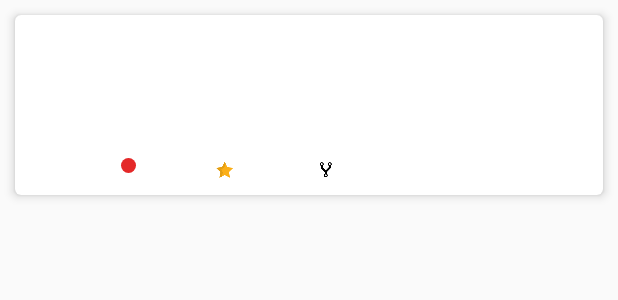
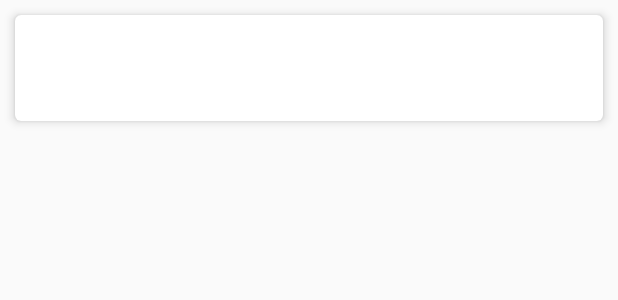
Before and after one commit to snehas13/TrendingGitRepo, an Android app: the layout layout_repo.xml on its own in the app's theme, with its tools: preview values and no code run, on a phone screen of 412 x 824 dp. Shown: the top 300 px of the screen. Run offline under Robolectric (Android 15) with nearby library versions, the phone set to English and light mode, and no system bars.

```diff
--- a/app/src/main/AndroidManifest.xml
+++ b/app/src/main/AndroidManifest.xml
@@ -11,7 +11,7 @@
         android:supportsRtl="true"
         android:theme="@style/AppTheme">
         <activity
-            android:name=".MainActivity"
+            android:name=".presentation.view.MainActivity"
             android:label="@string/app_name"
             android:theme="@style/AppTheme.NoActionBar">
             <intent-filter>
--- /dev/null
+++ b/app/src/main/java/com/learn/gitrepo/presentation/viewmodel/MainViewModel.kt
@@ -0,0 +1,4 @@
+package com.learn.gitrepo.presentation.viewmodel
+
+class MainViewModel {
+}
--- a/app/src/main/res/layout/layout_repo.xml
+++ b/app/src/main/res/layout/layout_repo.xml
@@ -3,8 +3,14 @@
     xmlns:android="http://schemas.android.com/apk/res/android"
     xmlns:app="http://schemas.android.com/apk/res-auto"
     xmlns:tools="http://schemas.android.com/tools"
-    tools:context="com.coderefer.newsboard.MainActivity"
+    tools:context="com.learn.gitrepo.presentation.view.MainActivity"
     >
+
+    <data>
+        <variable
+            name="repo"
+            type="com.learn.domain.GitRepo" />
+    </data>
 
     <androidx.cardview.widget.CardView
         android:layout_width="match_parent"
@@ -29,6 +35,7 @@
                 android:layout_height="50dp"
                 android:scaleType="centerCrop"
                 android:padding="5dp"
+                android:layout_marginStart="5dp"
                 app:layout_constraintLeft_toLeftOf="parent"
                 app:layout_constraintTop_toTopOf="parent"/>
 
@@ -36,8 +43,10 @@
                 android:id="@+id/author"
                 android:layout_width="wrap_content"
                 android:layout_height="wrap_content"
-                android:layout_marginLeft="15dp"
+                android:layout_marginStart="15dp"
                 android:padding="5dp"
+                android:text="@{repo.author}"
+                android:textSize="@dimen/normal_text"
                 app:layout_constraintLeft_toRightOf="@+id/image"
                 app:layout_constraintTop_toTopOf="@+id/image" />
 
@@ -45,8 +54,10 @@
                 android:id="@+id/name"
                 android:layout_width="wrap_content"
                 android:layout_height="wrap_content"
-                android:layout_marginLeft="15dp"
+                android:layout_marginStart="15dp"
                 android:padding="5dp"
+                android:text="@{repo.name}"
+                android:textSize="@dimen/big_text"
                 app:layout_constraintLeft_toRightOf="@+id/image"
                 app:layout_constraintTop_toBottomOf="@+id/author" />
 
@@ -54,8 +65,10 @@
                 android:id="@+id/description"
                 android:layout_width="wrap_content"
                 android:layout_height="wrap_content"
-                android:layout_marginLeft="15dp"
+                android:layout_marginStart="15dp"
                 android:padding="5dp"
+                android:text="@{repo.description.concat(@string/paranthesis_left).concat(repo.url).concat(@string/paranthesis_right)}"
+                android:textSize="@dimen/small_text"
                 app:layout_constraintLeft_toRightOf="@+id/image"
                 app:layout_constraintTop_toBottomOf="@+id/name" />
 
@@ -63,7 +76,7 @@
                 android:id="@+id/langImg"
                 android:layout_width="wrap_content"
                 android:layout_height="wrap_content"
-                android:layout_marginLeft="15dp"
+                android:layout_marginStart="15dp"
                 android:padding="5dp"
                 android:src="@drawable/circle_shape"
                 app:layout_constraintLeft_toRightOf="@+id/image"
@@ -73,8 +86,10 @@
                 android:id="@+id/language"
                 android:layout_width="wrap_content"
                 android:layout_height="wrap_content"
-                android:layout_marginLeft="10dp"
+                android:layout_marginStart="10dp"
                 android:padding="5dp"
+                android:text="@{repo.language}"
+                android:textSize="@dimen/small_text"
                 app:layout_constraintLeft_toRightOf="@+id/langImg"
                 app:layout_constraintTop_toBottomOf="@+id/description" />
 
@@ -82,7 +97,7 @@
                 android:id="@+id/starImg"
                 android:layout_width="wrap_content"
                 android:layout_height="wrap_content"
-                android:layout_marginLeft="20dp"
+                android:layout_marginStart="20dp"
                 android:padding="5dp"
                 android:src="@mipmap/star"
                 app:layout_constraintLeft_toRightOf="@+id/language"
@@ -92,8 +107,10 @@
                 android:id="@+id/star"
                 android:layout_width="wrap_content"
                 android:layout_height="wrap_content"
-                android:layout_marginLeft="10dp"
+                android:layout_marginStart="10dp"
                 android:padding="5dp"
+                android:text="@{Integer.toString(repo.stars)}"
+                android:textSize="@dimen/small_text"
                 app:layout_constraintLeft_toRightOf="@+id/starImg"
                 app:layout_constraintTop_toBottomOf="@+id/description" />
 
@@ -101,7 +118,7 @@
                 android:id="@+id/forkImg"
                 android:layout_width="wrap_content"
                 android:layout_height="wrap_content"
-                android:layout_marginLeft="20dp"
+                android:layout_marginStart="20dp"
                 android:padding="5dp"
                 android:src="@mipmap/fork"
                 app:layout_constraintLeft_toRightOf="@+id/star"
@@ -111,10 +128,19 @@
                 android:id="@+id/fork"
                 android:layout_width="wrap_content"
                 android:layout_height="wrap_content"
-                android:layout_marginLeft="10dp"
+                android:layout_marginStart="10dp"
                 android:padding="5dp"
+                android:text="@{Integer.toString(repo.forks)}"
+                android:textSize="@dimen/small_text"
                 app:layout_constraintLeft_toRightOf="@+id/forkImg"
                 app:layout_constraintTop_toBottomOf="@+id/description" />
+
+            <androidx.constraintlayout.widget.Group
+                android:id="@+id/group"
+                android:layout_width="wrap_content"
+                android:layout_height="wrap_content"
+                app:constraint_referenced_ids="description,langImg,language,starImg,star,forkImg,fork"
+                android:visibility="gone" />
 
 
         </androidx.constraintlayout.widget.ConstraintLayout>
--- a/app/src/main/res/menu/menu_main.xml
+++ b/app/src/main/res/menu/menu_main.xml
@@ -1,7 +1,7 @@
 <menu xmlns:android="http://schemas.android.com/apk/res/android"
     xmlns:app="http://schemas.android.com/apk/res-auto"
     xmlns:tools="http://schemas.android.com/tools"
-    tools:context="com.learn.gitrepo.MainActivity">
+    tools:context="com.learn.gitrepo.presentation.view.MainActivity">
     <item
         android:id="@+id/action_settings"
         android:orderInCategory="100"
--- a/app/src/main/res/values/dimens.xml
+++ b/app/src/main/res/values/dimens.xml
@@ -1,7 +1,7 @@
 <resources>
     <dimen name="fab_margin">16dp</dimen>
-    <dimen name="small_text">12dp</dimen>
-    <dimen name="normal_text">16dp</dimen>
-    <dimen name="big_text">20dp</dimen>
+    <dimen name="small_text">12sp</dimen>
+    <dimen name="normal_text">16sp</dimen>
+    <dimen name="big_text">20sp</dimen>
 
 </resources>
--- a/app/src/main/res/values/strings.xml
+++ b/app/src/main/res/values/strings.xml
@@ -4,4 +4,6 @@
     <string name="error_internet">Something went wrong...</string>
     <string name="error_desc">An alein is probably blocking your signal</string>
     <string name="retry">RETRY</string>
+    <string name="paranthesis_left">\u0028</string>
+    <string name="paranthesis_right">\u0029</string>
 </resources>
```
Also changed, not shown: app/build.gradle (+11 -9 lines), app/src/main/java/com/learn/gitrepo/presentation/adapters/RepoAdapter.kt (added, +46 -0 lines), app/src/main/java/com/learn/gitrepo/presentation/view/MainActivity.kt (renamed from app/src/main/java/com/learn/gitrepo/MainActivity.kt, +2 -6 lines).
